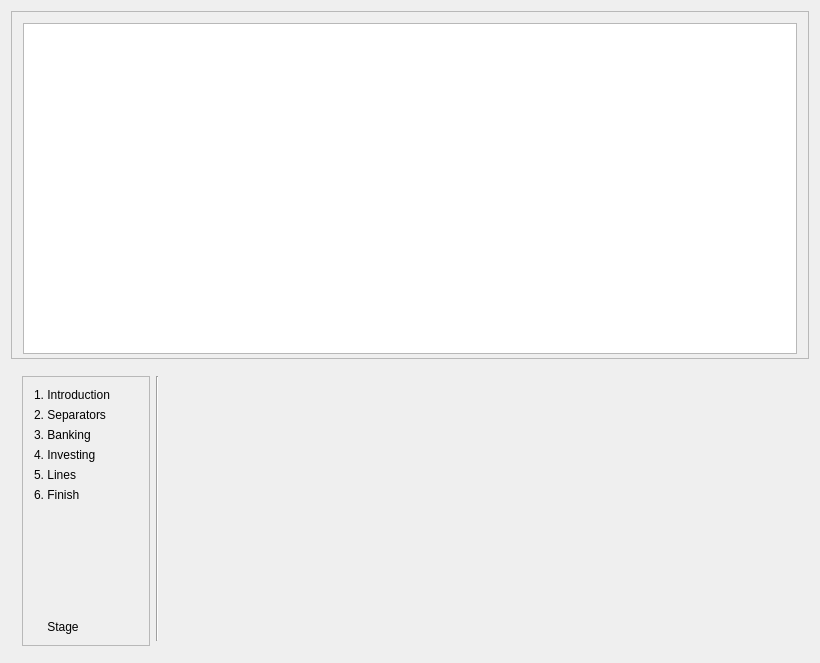
First picture: the form in kmymoney/plugins/csvimport/csvdialog.ui, repository KDE/kmymoney, before the edit.
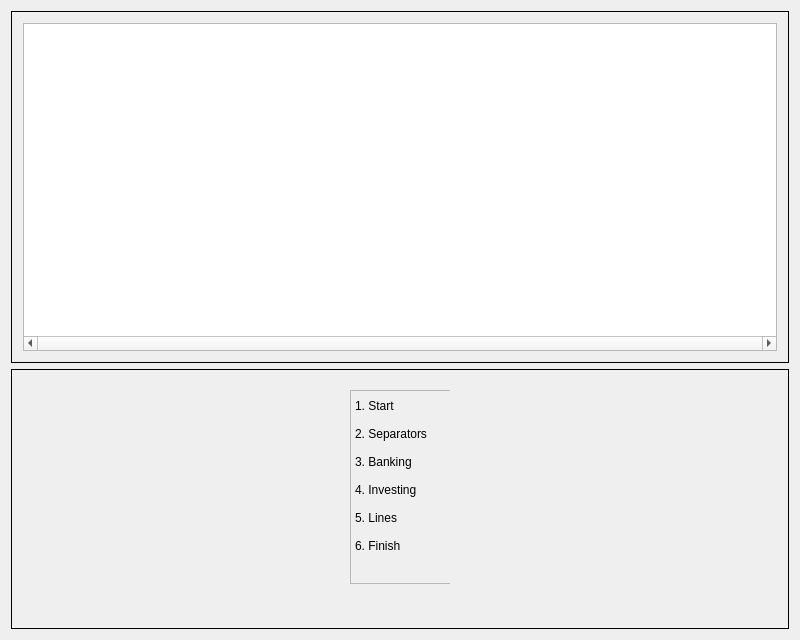
Second picture: the form after the edit.

Patch:
```diff
--- a/kmymoney/plugins/csvimport/csvdialog.ui
+++ b/kmymoney/plugins/csvimport/csvdialog.ui
@@ -6,45 +6,61 @@
    <rect>
     <x>0</x>
     <y>0</y>
-    <width>820</width>
-    <height>663</height>
+    <width>800</width>
+    <height>640</height>
    </rect>
   </property>
   <property name="minimumSize">
    <size>
-    <width>750</width>
-    <height>500</height>
+    <width>800</width>
+    <height>420</height>
    </size>
   </property>
-  <property name="font">
-   <font/>
-  </property>
   <property name="windowTitle">
    <string>CSV Import Wizard</string>
   </property>
-  <layout class="QGridLayout" name="gridLayout_2">
-   <item row="0" column="0">
-    <layout class="QVBoxLayout" name="verticalLayout" stretch="0,0">
-     <item>
+  <layout class="QGridLayout" name="gridLayout" rowstretch="368,260">
+   <item row="0" column="0" colspan="2">
       <widget class="QFrame" name="frame_main">
+     <property name="sizePolicy">
+      <sizepolicy hsizetype="Preferred" vsizetype="Expanding">
+       <horstretch>0</horstretch>
+       <verstretch>0</verstretch>
+      </sizepolicy>
+     </property>
+     <property name="minimumSize">
+      <size>
+       <width>0</width>
+       <height>100</height>
+      </size>
+     </property>
        <property name="maximumSize">
         <size>
-         <width>16777215</width>
+       <width>1900</width>
          <height>16777215</height>
         </size>
        </property>
        <property name="frameShape">
-        <enum>QFrame::StyledPanel</enum>
+      <enum>QFrame::Panel</enum>
        </property>
        <property name="frameShadow">
-        <enum>QFrame::Raised</enum>
-       </property>
-       <layout class="QVBoxLayout" name="verticalLayout_7">
-        <property name="bottomMargin">
-         <number>4</number>
-        </property>
+      <enum>QFrame::Plain</enum>
+     </property>
+     <layout class="QHBoxLayout" name="horizontalLayout_Main">
         <item>
          <widget class="QTableWidget" name="tableWidget">
+        <property name="minimumSize">
+         <size>
+          <width>0</width>
+          <height>0</height>
+         </size>
+        </property>
+        <property name="maximumSize">
+         <size>
+          <width>16777215</width>
+          <height>16777215</height>
+         </size>
+        </property>
           <property name="palette">
            <palette>
             <active>
@@ -84,7 +100,7 @@
           </property>
           <property name="font">
            <font>
-            <pointsize>9</pointsize>
+          <pointsize>11</pointsize>
            </font>
           </property>
           <property name="frameShape">
@@ -93,6 +109,12 @@
           <property name="frameShadow">
            <enum>QFrame::Sunken</enum>
           </property>
+        <property name="verticalScrollBarPolicy">
+         <enum>Qt::ScrollBarAsNeeded</enum>
+        </property>
+        <property name="horizontalScrollBarPolicy">
+         <enum>Qt::ScrollBarAlwaysOn</enum>
+        </property>
           <property name="selectionMode">
            <enum>QAbstractItemView::MultiSelection</enum>
           </property>
@@ -104,24 +126,39 @@
        </layout>
       </widget>
      </item>
-     <item>
+   <item row="1" column="0" colspan="2">
       <widget class="QFrame" name="frame_low">
-       <property name="sizePolicy">
-        <sizepolicy hsizetype="Preferred" vsizetype="Fixed">
-         <horstretch>0</horstretch>
-         <verstretch>0</verstretch>
-        </sizepolicy>
-       </property>
        <property name="minimumSize">
         <size>
-         <width>750</width>
-         <height>287</height>
+       <width>0</width>
+       <height>260</height>
         </size>
        </property>
        <property name="maximumSize">
         <size>
-         <width>16777215</width>
-         <height>287</height>
+       <width>1500</width>
+       <height>265</height>
+      </size>
+     </property>
+     <property name="frameShape">
+      <enum>QFrame::Box</enum>
+     </property>
+     <property name="frameShadow">
+      <enum>QFrame::Plain</enum>
+     </property>
+     <layout class="QHBoxLayout" name="horizontalLayout">
+      <property name="spacing">
+       <number>0</number>
+      </property>
+      <property name="margin">
+       <number>4</number>
+      </property>
+      <item>
+       <widget class="QFrame" name="frame">
+        <property name="maximumSize">
+         <size>
+          <width>100</width>
+          <height>16777215</height>
         </size>
        </property>
        <property name="frameShape">
@@ -130,21 +167,38 @@
        <property name="frameShadow">
         <enum>QFrame::Plain</enum>
        </property>
-       <layout class="QGridLayout" name="gridLayout">
-        <item row="0" column="0">
-         <layout class="QHBoxLayout" name="horizontalLayout" stretch="30,3,150">
+        <layout class="QVBoxLayout" name="verticalLayout_2" stretch="5,201,30">
+         <property name="leftMargin">
+          <number>0</number>
+         </property>
+         <property name="rightMargin">
+          <number>0</number>
+         </property>
+         <item>
+          <spacer name="verticalSpacer_3">
+           <property name="orientation">
+            <enum>Qt::Vertical</enum>
+           </property>
+           <property name="sizeHint" stdset="0">
+            <size>
+             <width>20</width>
+             <height>2</height>
+            </size>
+           </property>
+          </spacer>
+         </item>
           <item>
            <widget class="QFrame" name="frame_stage">
             <property name="minimumSize">
              <size>
-              <width>115</width>
-              <height>270</height>
+             <width>110</width>
+             <height>0</height>
              </size>
             </property>
             <property name="maximumSize">
              <size>
-              <width>200</width>
-              <height>270</height>
+             <width>140</width>
+             <height>220</height>
              </size>
             </property>
             <property name="frameShape">
@@ -153,9 +207,19 @@
             <property name="frameShadow">
              <enum>QFrame::Raised</enum>
             </property>
-            <layout class="QVBoxLayout" name="verticalLayout_3">
-             <item>
-              <layout class="QVBoxLayout" name="verticalLayout_stage">
+           <layout class="QVBoxLayout" name="verticalLayout_3" stretch="10,10,10,10,10,10,10">
+            <property name="leftMargin">
+             <number>4</number>
+            </property>
+            <property name="topMargin">
+             <number>4</number>
+            </property>
+            <property name="rightMargin">
+             <number>0</number>
+            </property>
+            <property name="bottomMargin">
+             <number>4</number>
+            </property>
                <item>
                 <widget class="QLabel" name="label_intro">
                  <property name="minimumSize">
@@ -165,7 +229,7 @@
                   </size>
                  </property>
                  <property name="text">
-                  <string comment="Noun, the introduction." extracomment="Noun, the introduction.">1. Introduction</string>
+               <string comment="Noun, the introduction." extracomment="Noun, the introduction.">1. Start</string>
                  </property>
                 </widget>
                </item>
@@ -177,6 +241,12 @@
                    <height>0</height>
                   </size>
                  </property>
+              <property name="maximumSize">
+               <size>
+                <width>130</width>
+                <height>16777215</height>
+               </size>
+              </property>
                  <property name="text">
                   <string>2. Separators</string>
                  </property>
@@ -211,6 +281,22 @@
                 </widget>
                </item>
                <item>
+             <spacer name="verticalSpacer_2">
+              <property name="orientation">
+               <enum>Qt::Vertical</enum>
+              </property>
+              <property name="sizeHint" stdset="0">
+               <size>
+                <width>13</width>
+                <height>12</height>
+               </size>
+              </property>
+             </spacer>
+            </item>
+           </layout>
+          </widget>
+         </item>
+         <item>
                 <spacer name="verticalSpacer">
                  <property name="orientation">
                   <enum>Qt::Vertical</enum>
@@ -218,52 +304,16 @@
                  <property name="sizeHint" stdset="0">
                   <size>
                    <width>20</width>
-                   <height>40</height>
-                  </size>
-                 </property>
-                </spacer>
-               </item>
-               <item>
-                <widget class="QLabel" name="label">
-                 <property name="text">
-                  <string>    Stage</string>
-                 </property>
-                 <property name="alignment">
-                  <set>Qt::AlignLeading|Qt::AlignLeft|Qt::AlignVCenter</set>
-                 </property>
-                </widget>
-               </item>
-              </layout>
-             </item>
-            </layout>
-           </widget>
-          </item>
-          <item>
-           <widget class="Line" name="line">
-            <property name="orientation">
-             <enum>Qt::Vertical</enum>
-            </property>
-           </widget>
-          </item>
-          <item>
-           <spacer name="horizontalSpacer">
-            <property name="orientation">
-             <enum>Qt::Horizontal</enum>
-            </property>
-            <property name="sizeHint" stdset="0">
-             <size>
-              <width>40</width>
               <height>20</height>
              </size>
             </property>
            </spacer>
           </item>
          </layout>
-        </item>
-       </layout>
       </widget>
      </item>
     </layout>
+    </widget>
    </item>
   </layout>
  </widget>
```
Lines whose indentation alone changed are shown as unchanged.
